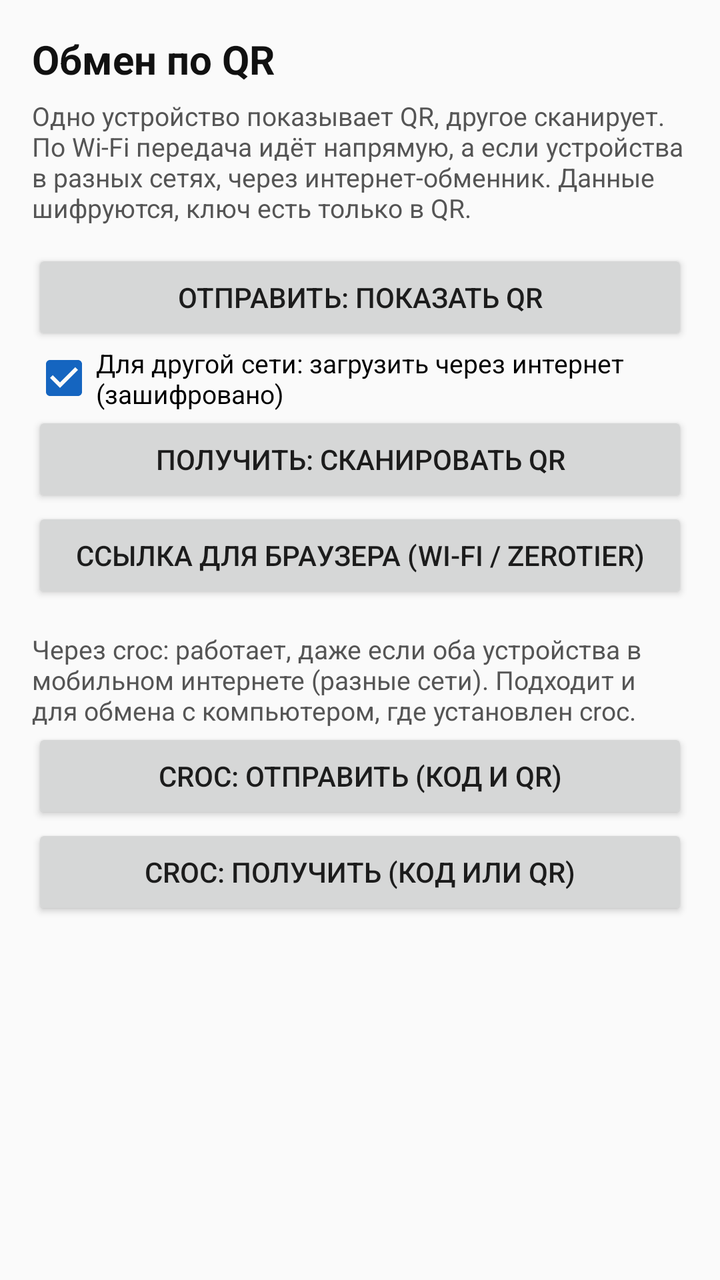
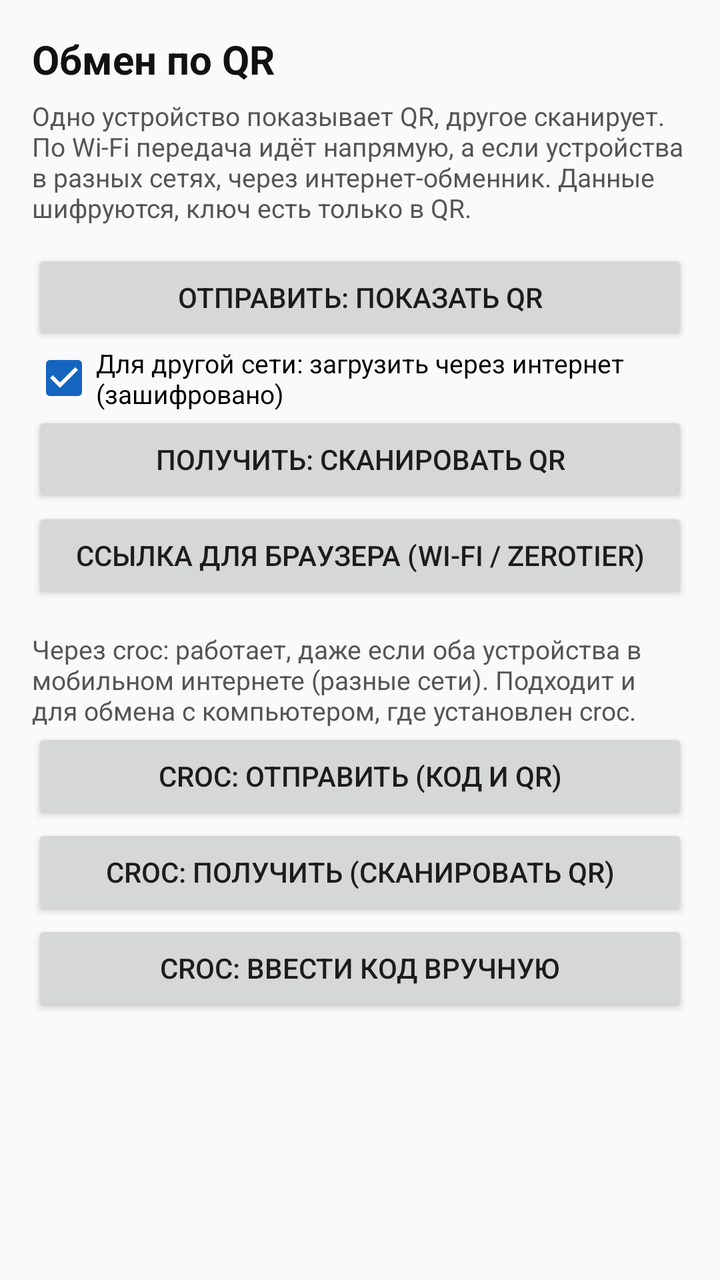

The first picture is an Android layout as it rendered before a commit; the second is the same layout after the commit. The layout source and the unified diff follow.
<!-- AndroidManifest.xml: application theme AppTheme -->
<!-- res/layout/activity_exchange.xml -->
<?xml version="1.0" encoding="utf-8"?>
<ScrollView xmlns:android="http://schemas.android.com/apk/res/android"
    android:layout_width="match_parent"
    android:layout_height="match_parent"
    android:background="#FAFAFA">

    <LinearLayout
        android:layout_width="match_parent"
        android:layout_height="wrap_content"
        android:orientation="vertical"
        android:padding="16dp">

        <TextView
            android:layout_width="match_parent"
            android:layout_height="wrap_content"
            android:text="Обмен по QR"
            android:textColor="#111111"
            android:textSize="20sp"
            android:textStyle="bold" />

        <TextView
            android:layout_width="match_parent"
            android:layout_height="wrap_content"
            android:paddingTop="6dp"
            android:text="Одно устройство показывает QR, другое сканирует. По Wi‑Fi передача идёт напрямую, а если устройства в разных сетях, через интернет-обменник. Данные шифруются, ключ есть только в QR."
            android:textColor="#555555"
            android:textSize="13sp" />

        <Button
            android:id="@+id/btnSend"
            android:layout_width="match_parent"
            android:layout_height="wrap_content"
            android:layout_marginTop="12dp"
            android:text="Отправить: показать QR" />

        <CheckBox
            android:id="@+id/cbNet"
            android:layout_width="match_parent"
            android:layout_height="wrap_content"
            android:checked="true"
            android:text="Для другой сети: загрузить через интернет (зашифровано)"
            android:textSize="13sp" />

        <Button
            android:id="@+id/btnReceive"
            android:layout_width="match_parent"
            android:layout_height="wrap_content"
            android:text="Получить: сканировать QR" />

        <Button
            android:id="@+id/btnWeb"
            android:layout_width="match_parent"
            android:layout_height="wrap_content"
            android:text="Ссылка для браузера (Wi‑Fi / ZeroTier)" />

        <TextView
            android:layout_width="match_parent"
            android:layout_height="wrap_content"
            android:paddingTop="14dp"
            android:text="Через croc: работает, даже если оба устройства в мобильном интернете (разные сети). Подходит и для обмена с компьютером, где установлен croc."
            android:textColor="#555555"
            android:textSize="13sp" />

        <Button
            android:id="@+id/btnCrocSend"
            android:layout_width="match_parent"
            android:layout_height="wrap_content"
            android:text="croc: отправить (код и QR)" />

        <Button
            android:id="@+id/btnCrocRecv"
            android:layout_width="match_parent"
            android:layout_height="wrap_content"
            android:text="croc: получить (код или QR)" />

        <Button
            android:id="@+id/btnCrocCancel"
            android:layout_width="match_parent"
            android:layout_height="wrap_content"
            android:text="Остановить croc"
            android:visibility="gone" />

        <ProgressBar
            android:id="@+id/progress"
            style="?android:attr/progressBarStyleHorizontal"
            android:layout_width="match_parent"
            android:layout_height="wrap_content"
            android:layout_marginTop="12dp"
            android:visibility="gone" />

        <ImageView
            android:id="@+id/qrView"
            android:layout_width="300dp"
            android:layout_height="300dp"
            android:layout_gravity="center_horizontal"
            android:layout_marginTop="12dp"
            android:background="#FFFFFF"
            android:visibility="gone" />

        <TextView
            android:id="@+id/status"
            android:layout_width="match_parent"
            android:layout_height="wrap_content"
            android:paddingTop="10dp"
            android:textColor="#222222"
            android:textSize="14sp" />
    </LinearLayout>
</ScrollView>
<!-- resources referenced by this layout -->
<resources>
  <style name="AppTheme" parent="Theme.AppCompat.Light.NoActionBar">
          <item name="colorPrimary">#1565C0</item>
          <item name="colorPrimaryDark">#0D47A1</item>
          <item name="colorAccent">#1565C0</item>
          <item name="android:statusBarColor">#0D47A1</item>
      </style>
</resources>

<!-- the commit's change to res/layout/activity_exchange.xml (unified diff, before → after) -->
@@ -71,7 +71,20 @@
             android:id="@+id/btnCrocRecv"
             android:layout_width="match_parent"
             android:layout_height="wrap_content"
-            android:text="croc: получить (код или QR)" />
+            android:text="croc: получить (сканировать QR)" />
+
+        <Button
+            android:id="@+id/btnCrocCode"
+            android:layout_width="match_parent"
+            android:layout_height="wrap_content"
+            android:text="croc: ввести код вручную" />
+
+        <Button
+            android:id="@+id/btnCrocShare"
+            android:layout_width="match_parent"
+            android:layout_height="wrap_content"
+            android:text="Поделиться кодом (мессенджер)"
+            android:visibility="gone" />
 
         <Button
             android:id="@+id/btnCrocCancel"
